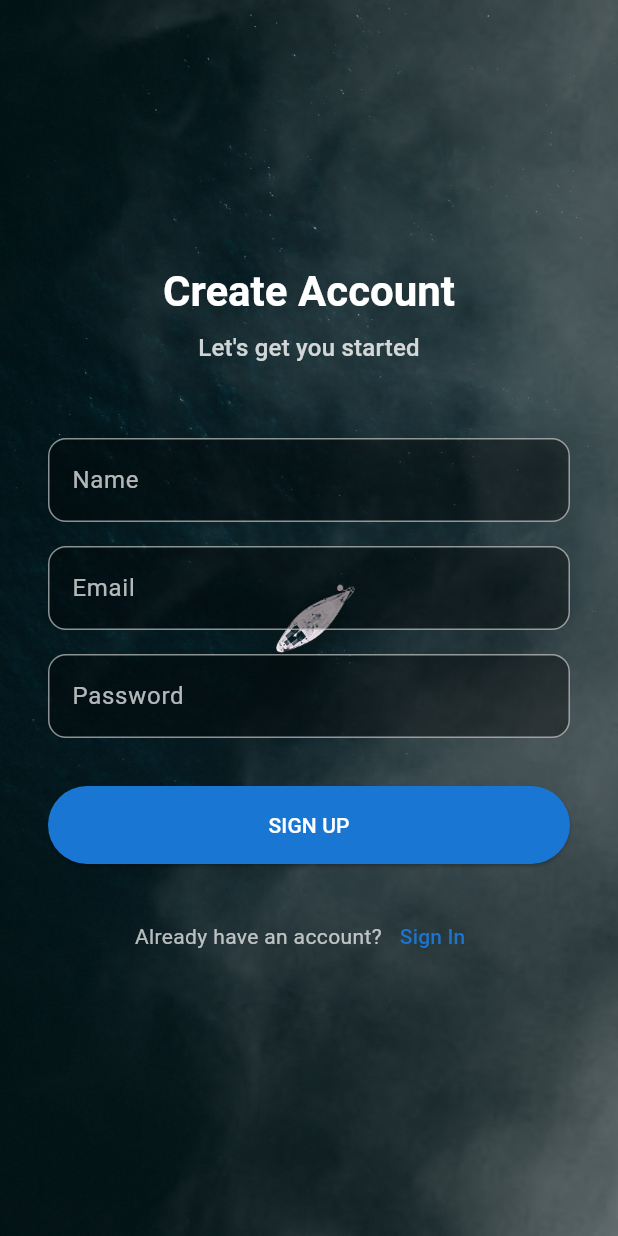
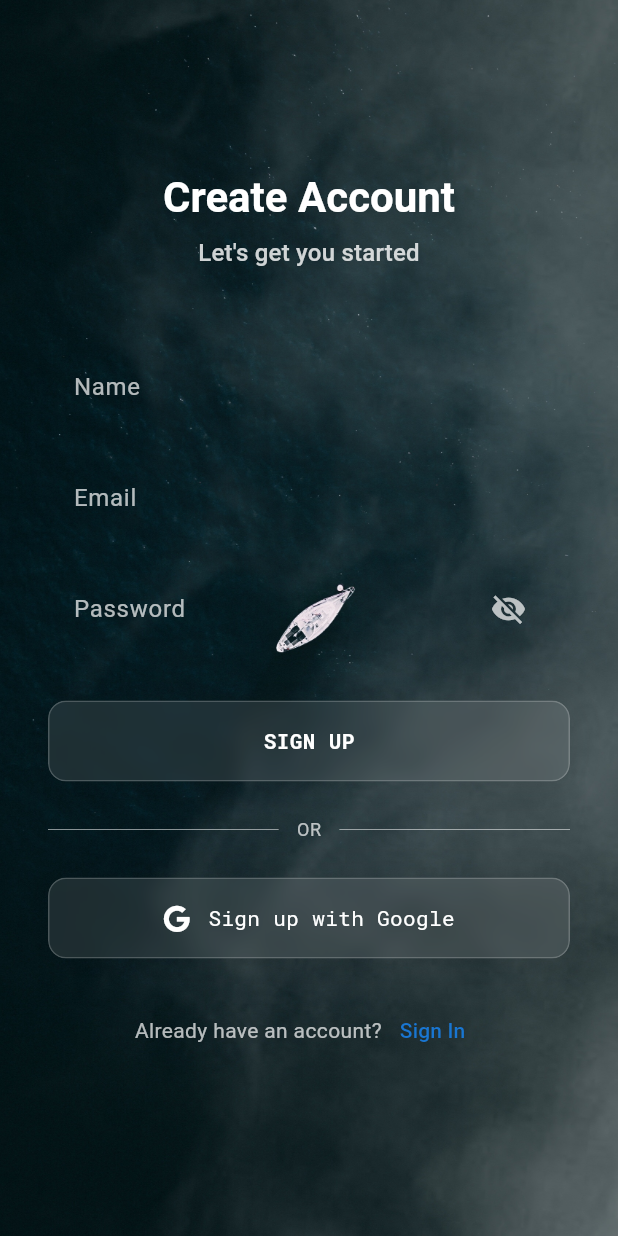
Before and after one commit to ashimsap/pasal, a Flutter app: the screen it shows after launch, after a tap on "LOGIN", after a tap on "Sign Up", on a phone screen of 412 x 824 dp. Run offline on Flutter 3.47's test engine with Material 3 defaults, Android fonts, the phone set to English and light mode, and no system bars; our stand-ins replace firebase_auth, firebase_core, flutter_dotenv, flutter_riverpod, font_awesome_flutter, google_fonts and 1 more; accounts and stored records are empty.

Commit message:
feat: make fluid UI for auth

```diff
--- a/lib/src/features/auth/presentation/auth_wrapper.dart
+++ b/lib/src/features/auth/presentation/auth_wrapper.dart
@@ -2,7 +2,7 @@ import 'package:flutter/material.dart';
 import 'package:flutter_riverpod/flutter_riverpod.dart';
 import 'package:pasal/src/features/auth/application/providers.dart';
 import 'package:pasal/src/features/auth/presentation/login_screen.dart';
-import 'package:pasal/src/features/home/presentation/home_screen.dart';
+import 'package:pasal/src/features/main/presentation/main_screen.dart';
 
 class AuthWrapper extends ConsumerWidget {
   const AuthWrapper({super.key});
@@ -14,7 +14,7 @@ class AuthWrapper extends ConsumerWidget {
     return authState.when(
       data: (user) {
         if (user != null) {
-          return const HomeScreen();
+          return const MainScreen(); // Navigate to the new MainScreen
         }
         return const LoginScreen();
       },
--- a/lib/src/features/auth/presentation/login_screen.dart
+++ b/lib/src/features/auth/presentation/login_screen.dart
@@ -5,6 +5,9 @@ import 'package:pasal/src/features/auth/application/providers.dart';
 import 'package:firebase_auth/firebase_auth.dart';
 import 'package:pasal/src/features/auth/presentation/forgot_password_screen.dart';
 import 'package:font_awesome_flutter/font_awesome_flutter.dart';
+import 'package:pasal/src/features/auth/presentation/widgets/blur_button.dart';
+import 'package:pasal/src/features/auth/presentation/widgets/glass_text_form_field.dart';
+import 'package:google_fonts/google_fonts.dart';
 
 class LoginScreen extends ConsumerStatefulWidget {
   const LoginScreen({super.key});
@@ -18,8 +21,7 @@ class _LoginScreenState extends ConsumerState<LoginScreen> {
   final _passwordController = TextEditingController();
   final _formKey = GlobalKey<FormState>();
   bool _isLoading = false;
-  String? _emailError;
-  String? _passwordError;
+  String? _errorMessage;
 
   @override
   void dispose() {
@@ -28,11 +30,10 @@ class _LoginScreenState extends ConsumerState<LoginScreen> {
     super.dispose();
   }
 
-  void _clearErrors() {
-    if (_emailError != null || _passwordError != null) {
+  void _clearError() {
+     if (_errorMessage != null) {
       setState(() {
-        _emailError = null;
-        _passwordError = null;
+        _errorMessage = null;
       });
     }
   }
@@ -42,7 +43,7 @@ class _LoginScreenState extends ConsumerState<LoginScreen> {
 
     setState(() {
       _isLoading = true;
-      _clearErrors();
+      _clearError();
     });
 
     try {
@@ -51,13 +52,13 @@ class _LoginScreenState extends ConsumerState<LoginScreen> {
             _passwordController.text,
           );
     } on FirebaseAuthException catch (e) {
-      if (e.code == 'user-not-found') {
-        setState(() => _emailError = 'No account found for this email.');
-      } else if (e.code == 'wrong-password') {
-        setState(() => _passwordError = 'Incorrect password.');
+      String errorMessage;
+      if (e.code == 'user-not-found' || e.code == 'wrong-password') {
+        errorMessage = 'Invalid email or password.';
       } else {
-        setState(() => _emailError = 'An unexpected error occurred.');
+        errorMessage = 'An unexpected error occurred.';
       }
+      setState(() => _errorMessage = errorMessage);
     } finally {
       if (mounted) {
         setState(() {
@@ -70,12 +71,13 @@ class _LoginScreenState extends ConsumerState<LoginScreen> {
   Future<void> _googleSignIn() async {
     setState(() {
       _isLoading = true;
+       _clearError();
     });
     try {
       await ref.read(authRepositoryProvider).signInWithGoogle();
     } catch (e) {
       setState(() {
-        _emailError = 'An unexpected error occurred. Please try again.';
+        _errorMessage = 'An unexpected error occurred. Please try again.';
       });
     } finally {
       if (mounted) {
@@ -89,28 +91,6 @@ class _LoginScreenState extends ConsumerState<LoginScreen> {
   @override
   Widget build(BuildContext context) {
     final textTheme = Theme.of(context).textTheme;
-
-    const inputDecoration = InputDecoration(
-      filled: true,
-      fillColor: Colors.black38,
-      labelStyle: TextStyle(color: Colors.white70),
-      enabledBorder: OutlineInputBorder(
-        borderSide: BorderSide(color: Colors.white54),
-        borderRadius: BorderRadius.all(Radius.circular(12)),
-      ),
-      focusedBorder: OutlineInputBorder(
-        borderSide: BorderSide(color: Colors.white, width: 2),
-        borderRadius: BorderRadius.all(Radius.circular(12)),
-      ),
-      errorBorder: OutlineInputBorder(
-        borderSide: BorderSide(color: Colors.redAccent, width: 2),
-        borderRadius: BorderRadius.all(Radius.circular(12)),
-      ),
-       focusedErrorBorder: OutlineInputBorder(
-        borderSide: BorderSide(color: Colors.redAccent, width: 2),
-        borderRadius: BorderRadius.all(Radius.circular(12)),
-      ),
-    );
 
     return Scaffold(
       resizeToAvoidBottomInset: false,
@@ -152,14 +132,10 @@ class _LoginScreenState extends ConsumerState<LoginScreen> {
                         ),
                       ),
                       const SizedBox(height: 48),
-                      TextFormField(
+                      GlassTextFormField(
                         controller: _emailController,
-                        onChanged: (_) => _clearErrors(),
-                        style: const TextStyle(color: Colors.white),
-                        decoration: inputDecoration.copyWith(
-                          labelText: 'Email',
-                          errorText: _emailError,
-                        ),
+                        labelText: 'Email',
+                        onChanged: (_) => _clearError(),
                         keyboardType: TextInputType.emailAddress,
                         validator: (value) {
                           if (value == null || value.isEmpty) {
@@ -172,15 +148,11 @@ class _LoginScreenState extends ConsumerState<LoginScreen> {
                         },
                       ),
                       const SizedBox(height: 16),
-                      TextFormField(
+                      GlassTextFormField(
                         controller: _passwordController,
-                        onChanged: (_) => _clearErrors(),
-                        obscureText: true,
-                        style: const TextStyle(color: Colors.white),
-                        decoration: inputDecoration.copyWith(
-                          labelText: 'Password',
-                          errorText: _passwordError,
-                        ),
+                        labelText: 'Password',
+                         onChanged: (_) => _clearError(),
+                        isPassword: true,
                         validator: (value) {
                           if (value == null || value.isEmpty) {
                             return 'Please enter your password';
@@ -188,6 +160,15 @@ class _LoginScreenState extends ConsumerState<LoginScreen> {
                           return null;
                         },
                       ),
+                       if (_errorMessage != null)
+                        Padding(
+                          padding: const EdgeInsets.only(top: 16.0),
+                          child: Text(
+                            _errorMessage!,
+                            textAlign: TextAlign.center,
+                            style: const TextStyle(color: Colors.redAccent, fontSize: 14),
+                          ),
+                        ),
                       const SizedBox(height: 8),
                       Align(
                         alignment: Alignment.centerRight,
@@ -201,20 +182,13 @@ class _LoginScreenState extends ConsumerState<LoginScreen> {
                         ),
                       ),
                       const SizedBox(height: 24),
-                      ElevatedButton(
-                        style: ElevatedButton.styleFrom(
-                          padding: const EdgeInsets.symmetric(vertical: 16),
-                          backgroundColor: Theme.of(context).primaryColor,
-                          foregroundColor: Colors.white,
+                      BlurButton(
+                        onPressed: _isLoading ? null : _login,
+                        isLoading: _isLoading,
+                        child: Text(
+                          'LOGIN',
+                          style: GoogleFonts.robotoMono(color: Colors.white, fontWeight: FontWeight.bold),
                         ),
-                        onPressed: _isLoading ? null : _login,
-                        child: _isLoading
-                            ? const SizedBox(
-                                height: 24,
-                                width: 24,
-                                child: CircularProgressIndicator(strokeWidth: 2, color: Colors.white),
-                              )
-                            : const Text('LOGIN'),
                       ),
                        const SizedBox(height: 24),
                       Row(
@@ -228,15 +202,20 @@ class _LoginScreenState extends ConsumerState<LoginScreen> {
                         ],
                       ),
                       const SizedBox(height: 24),
-                      ElevatedButton.icon(
-                         style: ElevatedButton.styleFrom(
-                          backgroundColor: Colors.white,
-                          foregroundColor: Colors.black,
-                          padding: const EdgeInsets.symmetric(vertical: 12),
+                      BlurButton(
+                        onPressed: _isLoading ? null : _googleSignIn,
+                        isLoading: _isLoading,
+                        child: Row(
+                          mainAxisAlignment: MainAxisAlignment.center,
+                          children: [
+                            const FaIcon(FontAwesomeIcons.google, size: 18, color: Colors.white),
+                            const SizedBox(width: 12),
+                            Text(
+                              'Sign in with Google',
+                              style: GoogleFonts.robotoMono(color: Colors.white),
+                            ),
+                          ],
                         ),
-                        icon: const FaIcon(FontAwesomeIcons.google, size: 18),
-                        label: const Text('Sign in with Google'),
-                        onPressed: _isLoading ? null : _googleSignIn,
                       ),
                        const SizedBox(height: 24),
                        Row(
--- a/lib/src/features/auth/presentation/signup_screen.dart
+++ b/lib/src/features/auth/presentation/signup_screen.dart
@@ -3,6 +3,9 @@ import 'package:flutter_riverpod/flutter_riverpod.dart';
 import 'package:pasal/src/features/auth/application/providers.dart';
 import 'package:firebase_auth/firebase_auth.dart';
 import 'package:font_awesome_flutter/font_awesome_flutter.dart';
+import 'package:pasal/src/features/auth/presentation/widgets/blur_button.dart';
+import 'package:pasal/src/features/auth/presentation/widgets/glass_text_form_field.dart';
+import 'package:google_fonts/google_fonts.dart';
 
 class SignUpScreen extends ConsumerStatefulWidget {
   const SignUpScreen({super.key});
@@ -25,6 +28,14 @@ class _SignUpScreenState extends ConsumerState<SignUpScreen> {
     _emailController.dispose();
     _passwordController.dispose();
     super.dispose();
+  }
+
+    void _clearError() {
+     if (_errorMessage != null) {
+      setState(() {
+        _errorMessage = null;
+      });
+    }
   }
 
   Future<void> _signUp() async {
@@ -90,20 +101,6 @@ class _SignUpScreenState extends ConsumerState<SignUpScreen> {
   Widget build(BuildContext context) {
     final textTheme = Theme.of(context).textTheme;
 
-    const inputDecoration = InputDecoration(
-      filled: true,
-      fillColor: Colors.black38,
-      labelStyle: TextStyle(color: Colors.white70),
-      enabledBorder: OutlineInputBorder(
-        borderSide: BorderSide(color: Colors.white54),
-        borderRadius: BorderRadius.all(Radius.circular(12)),
-      ),
-      focusedBorder: OutlineInputBorder(
-        borderSide: BorderSide(color: Colors.white, width: 2),
-        borderRadius: BorderRadius.all(Radius.circular(12)),
-      ),
-    );
-
     return Scaffold(
       resizeToAvoidBottomInset: false,
       body: Stack(
@@ -144,11 +141,10 @@ class _SignUpScreenState extends ConsumerState<SignUpScreen> {
                         ),
                       ),
                       const SizedBox(height: 48),
-                      TextFormField(
+                      GlassTextFormField(
                         controller: _nameController,
-                        onChanged: (_) => setState(() => _errorMessage = null),
-                        style: const TextStyle(color: Colors.white),
-                        decoration: inputDecoration.copyWith(labelText: 'Name'),
+                        labelText: 'Name',
+                        onChanged: (_) => _clearError(),
                         validator: (value) {
                           if (value == null || value.isEmpty) {
                             return 'Please enter your name';
@@ -157,11 +153,10 @@ class _SignUpScreenState extends ConsumerState<SignUpScreen> {
                         },
                       ),
                       const SizedBox(height: 16),
-                      TextFormField(
+                      GlassTextFormField(
                         controller: _emailController,
-                        onChanged: (_) => setState(() => _errorMessage = null),
-                        style: const TextStyle(color: Colors.white),
-                        decoration: inputDecoration.copyWith(labelText: 'Email'),
+                        labelText: 'Email',
+                         onChanged: (_) => _clearError(),
                         keyboardType: TextInputType.emailAddress,
                         validator: (value) {
                           if (value == null || value.isEmpty) {
@@ -174,12 +169,11 @@ class _SignUpScreenState extends ConsumerState<SignUpScreen> {
                         },
                       ),
                       const SizedBox(height: 16),
-                      TextFormField(
+                      GlassTextFormField(
                         controller: _passwordController,
-                        onChanged: (_) => setState(() => _errorMessage = null),
-                        obscureText: true,
-                        style: const TextStyle(color: Colors.white),
-                        decoration: inputDecoration.copyWith(labelText: 'Password'),
+                        labelText: 'Password',
+                        onChanged: (_) => _clearError(),
+                        isPassword: true,
                         validator: (value) {
                           if (value == null || value.isEmpty) {
                             return 'Please enter your password';
@@ -200,20 +194,40 @@ class _SignUpScreenState extends ConsumerState<SignUpScreen> {
                           ),
                         ),
                       const SizedBox(height: 32),
-                      ElevatedButton(
-                        style: ElevatedButton.styleFrom(
-                          padding: const EdgeInsets.symmetric(vertical: 16),
-                          backgroundColor: Theme.of(context).primaryColor,
-                          foregroundColor: Colors.white,
+                       BlurButton(
+                        onPressed: _isLoading ? null : _signUp,
+                        isLoading: _isLoading,
+                        child: Text(
+                          'SIGN UP',
+                           style: GoogleFonts.robotoMono(color: Colors.white, fontWeight: FontWeight.bold),
                         ),
-                        onPressed: _isLoading ? null : _signUp,
-                        child: _isLoading
-                            ? const SizedBox(
-                                height: 24,
-                                width: 24,
-                                child: CircularProgressIndicator(strokeWidth: 2, color: Colors.white),
-                              )
-                            : const Text('SIGN UP'),
+                      ),
+                      const SizedBox(height: 24),
+                      Row(
+                        children: [
+                          const Expanded(child: Divider(thickness: 0.5, color: Colors.white70)),
+                          Padding(
+                            padding: const EdgeInsets.symmetric(horizontal: 12.0),
+                            child: Text('OR', style: textTheme.bodySmall?.copyWith(color: Colors.white70)),
+                          ),
+                          const Expanded(child: Divider(thickness: 0.5, color: Colors.white70)),
+                        ],
+                      ),
+                      const SizedBox(height: 24),
+                       BlurButton(
+                        onPressed: _isLoading ? null : _googleSignIn,
+                        isLoading: _isLoading,
+                        child: Row(
+                          mainAxisAlignment: MainAxisAlignment.center,
+                          children: [
+                            const FaIcon(FontAwesomeIcons.google, size: 18, color: Colors.white),
+                            const SizedBox(width: 12),
+                            Text(
+                              'Sign up with Google',
+                              style: GoogleFonts.robotoMono(color: Colors.white),
+                            ),
+                          ],
+                        ),
                       ),
                       const SizedBox(height: 24),
                        Row(
--- /dev/null
+++ b/lib/src/features/auth/presentation/widgets/blur_button.dart
@@ -0,0 +1,60 @@
+import 'dart:ui';
+import 'package:flutter/material.dart';
+
+class BlurButton extends StatelessWidget {
+  const BlurButton({
+    super.key,
+    required this.onPressed,
+    required this.child,
+    this.isLoading = false,
+  });
+
+  final VoidCallback? onPressed;
+  final Widget child;
+  final bool isLoading;
+
+  @override
+  Widget build(BuildContext context) {
+    return GestureDetector(
+      onTap: onPressed,
+      child: Container(
+        decoration: BoxDecoration(
+          boxShadow: [
+            BoxShadow(
+              color: Colors.black.withOpacity(0.1),
+              blurRadius: 20,
+              spreadRadius: 2,
+            )
+          ],
+          borderRadius: BorderRadius.circular(12.0),
+        ),
+        child: ClipRRect(
+          borderRadius: BorderRadius.circular(12.0),
+          child: BackdropFilter(
+            filter: ImageFilter.blur(sigmaX: 5, sigmaY: 5),
+            child: Container(
+              padding: const EdgeInsets.symmetric(vertical: 16),
+              decoration: BoxDecoration(
+                color: Colors.white.withOpacity(0.1),
+                borderRadius: BorderRadius.circular(12.0),
+                border: Border.all(
+                  color: Colors.white.withOpacity(0.2),
+                  width: 1,
+                ),
+              ),
+              child: Center(
+                child: isLoading
+                    ? const SizedBox(
+                        height: 20,
+                        width: 20,
+                        child: CircularProgressIndicator(strokeWidth: 2, color: Colors.white),
+                      )
+                    : child,
+              ),
+            ),
+          ),
+        ),
+      ),
+    );
+  }
+}
--- /dev/null
+++ b/lib/src/features/auth/presentation/widgets/glass_text_form_field.dart
@@ -0,0 +1,118 @@
+import 'dart:ui';
+import 'package:flutter/material.dart';
+
+class GlassTextFormField extends StatefulWidget {
+  final TextEditingController controller;
+  final String labelText;
+  final String? Function(String?)? validator;
+  final bool isPassword;
+  final TextInputType keyboardType;
+  final void Function(String)? onChanged;
+
+  const GlassTextFormField({
+    super.key,
+    required this.controller,
+    required this.labelText,
+    this.validator,
+    this.isPassword = false,
+    this.keyboardType = TextInputType.text,
+    this.onChanged,
+  });
+
+  @override
+  State<GlassTextFormField> createState() => _GlassTextFormFieldState();
+}
+
+class _GlassTextFormFieldState extends State<GlassTextFormField> {
+  final FocusNode _focusNode = FocusNode();
+  bool _isFocused = false;
+  bool _isObscured = true;
+
+  @override
+  void initState() {
+    super.initState();
+    _focusNode.addListener(() {
+      setState(() {
+        _isFocused = _focusNode.hasFocus;
+      });
+    });
+  }
+
+  @override
+  void dispose() {
+    _focusNode.dispose();
+    super.dispose();
+  }
+
+  @override
+  Widget build(BuildContext context) {
+    return AnimatedContainer(
+      duration: const Duration(milliseconds: 300),
+      decoration: BoxDecoration(
+        borderRadius: BorderRadius.circular(12.0),
+        boxShadow: _isFocused
+            ? [
+                BoxShadow(
+                  color: Colors.black.withOpacity(0.1),
+                  blurRadius: 20,
+                  spreadRadius: 2,
+                )
+              ]
+            : [],
+      ),
+      child: ClipRRect(
+        borderRadius: BorderRadius.circular(12.0),
+        child: BackdropFilter(
+          filter: ImageFilter.blur(sigmaX: _isFocused ? 5 : 0, sigmaY: _isFocused ? 5 : 0),
+          child: AnimatedContainer(
+            duration: const Duration(milliseconds: 300),
+            padding: const EdgeInsets.symmetric(horizontal: 16),
+            decoration: BoxDecoration(
+              color: _isFocused ? Colors.white.withOpacity(0.1) : Colors.transparent,
+              borderRadius: BorderRadius.circular(12.0),
+              border: Border.all(
+                color: _isFocused ? Colors.white.withOpacity(0.2) : Colors.transparent,
+                width: 1,
+              ),
+            ),
+            child: TextFormField(
+              controller: widget.controller,
+              focusNode: _focusNode,
+              validator: widget.validator,
+              onChanged: widget.onChanged,
+              obscureText: widget.isPassword && _isObscured,
+              keyboardType: widget.keyboardType,
+              style: const TextStyle(color: Colors.white),
+              decoration: InputDecoration(
+                labelText: widget.labelText,
+                labelStyle: const TextStyle(color: Colors.white70),
+                border: InputBorder.none, // Remove all borders by default
+                enabledBorder: InputBorder.none,
+                focusedBorder: InputBorder.none,
+                errorBorder: const UnderlineInputBorder(
+                  borderSide: BorderSide(color: Colors.redAccent, width: 1.5),
+                ),
+                focusedErrorBorder: const UnderlineInputBorder(
+                  borderSide: BorderSide(color: Colors.redAccent, width: 2),
+                ),
+                suffixIcon: widget.isPassword
+                    ? IconButton(
+                        icon: Icon(
+                          _isObscured ? Icons.visibility_off : Icons.visibility,
+                          color: Colors.white70,
+                        ),
+                        onPressed: () {
+                          setState(() {
+                            _isObscured = !_isObscured;
+                          });
+                        },
+                      )
+                    : null,
+              ),
+            ),
+          ),
+        ),
+      ),
+    );
+  }
+}
```
Also changed, not shown: lib/src/features/auth/presentation/widgets/auth_background.dart (added, +47 -0 lines), lib/src/features/auth/presentation/widgets/auth_layout.dart (added, +81 -0 lines), lib/src/features/auth/presentation/widgets/frosted_glass_box.dart (added, +30 -0 lines).
